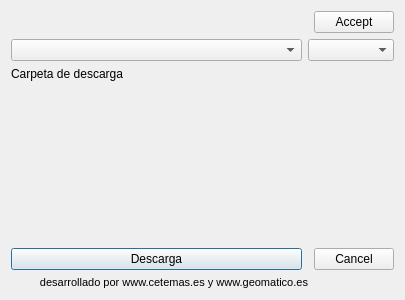
First picture: the form in ui/main_window.ui, repository geomatico/qgis-sigpac, before the edit.
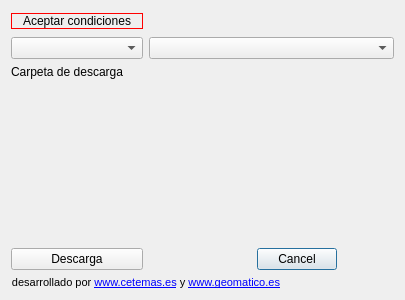
Second picture: the form after the edit. Custom widgets are drawn as their Qt base class.

Commit message: reformat UI, accept conditions colors, warnings

Patch:
```diff
--- a/ui/main_window.ui
+++ b/ui/main_window.ui
@@ -14,10 +14,41 @@
    <string>SIGPAC Downloader</string>
   </property>
   <layout class="QGridLayout" name="gridLayout">
-   <item row="3" column="0" colspan="2">
-    <widget class="QgsFileWidget" name="mQgsFileWidget">
-     <property name="storageMode">
-      <enum>QgsFileWidget::GetDirectory</enum>
+   <item row="8" column="0" colspan="2">
+    <widget class="QLabel" name="providerLabel">
+     <property name="font">
+      <font>
+       <pointsize>8</pointsize>
+      </font>
+     </property>
+     <property name="text">
+      <string>desarrollado por &lt;a href='www.cetemas.es'&gt;www.cetemas.es&lt;/a&gt; y &lt;a href='www.geomatico.es'&gt;www.geomatico.es&lt;/a&gt;</string>
+     </property>
+     <property name="alignment">
+      <set>Qt::AlignRight|Qt::AlignTrailing|Qt::AlignVCenter</set>
+     </property>
+     <property name="openExternalLinks">
+      <bool>true</bool>
+     </property>
+    </widget>
+   </item>
+   <item row="6" column="0">
+    <widget class="QLabel" name="label">
+     <property name="autoFillBackground">
+      <bool>false</bool>
+     </property>
+     <property name="text">
+      <string/>
+     </property>
+    </widget>
+   </item>
+   <item row="7" column="1" colspan="2">
+    <widget class="QDialogButtonBox" name="btnCancel">
+     <property name="orientation">
+      <enum>Qt::Horizontal</enum>
+     </property>
+     <property name="standardButtons">
+      <set>QDialogButtonBox::Cancel</set>
      </property>
     </widget>
    </item>
@@ -31,9 +62,6 @@
    <item row="1" column="0">
     <widget class="QComboBox" name="comboBox_province"/>
    </item>
-   <item row="1" column="1" colspan="2">
-    <widget class="QComboBox" name="comboBox_municipality"/>
-   </item>
    <item row="2" column="0">
     <widget class="QLabel" name="label_2">
      <property name="text">
@@ -41,23 +69,6 @@
      </property>
     </widget>
    </item>
-   <item row="0" column="2">
-    <widget class="QPushButton" name="btnOpenBrowser">
-     <property name="text">
-      <string>Accept</string>
-     </property>
-    </widget>
-   </item>
-   <item row="7" column="1" colspan="2">
-    <widget class="QDialogButtonBox" name="btnCancel">
-     <property name="orientation">
-      <enum>Qt::Horizontal</enum>
-     </property>
-     <property name="standardButtons">
-      <set>QDialogButtonBox::Cancel</set>
-     </property>
-    </widget>
-   </item>
    <item row="5" column="2">
     <spacer name="verticalSpacer">
      <property name="orientation">
@@ -72,6 +83,16 @@
     </spacer>
    </item>
    <item row="0" column="0">
+    <widget class="QPushButton" name="btnOpenBrowser">
+     <property name="styleSheet">
+      <string notr="true">border: 1px solid red;</string>
+     </property>
+     <property name="text">
+      <string>Aceptar condiciones</string>
+     </property>
+    </widget>
+   </item>
+   <item row="0" column="1" colspan="3">
     <spacer name="horizontalSpacer">
      <property name="orientation">
       <enum>Qt::Horizontal</enum>
@@ -84,30 +105,8 @@
      </property>
     </spacer>
    </item>
-   <item row="8" column="0" colspan="2">
-    <widget class="QLabel" name="label_3">
-     <property name="font">
-      <font>
-       <pointsize>8</pointsize>
-      </font>
-     </property>
-     <property name="text">
-      <string>desarrollado por www.cetemas.es y www.geomatico.es</string>
-     </property>
-     <property name="alignment">
-      <set>Qt::AlignRight|Qt::AlignTrailing|Qt::AlignVCenter</set>
-     </property>
-    </widget>
-   </item>
-   <item row="6" column="0">
-    <widget class="QLabel" name="label">
-     <property name="autoFillBackground">
-      <bool>false</bool>
-     </property>
-     <property name="text">
-      <string/>
-     </property>
-    </widget>
+   <item row="1" column="1" colspan="3">
+    <widget class="QComboBox" name="comboBox_municipality"/>
    </item>
   </layout>
  </widget>
```
Left out of the diff: 3 changed lines with no effect on the pictures. The commit also changes 1 other file.
